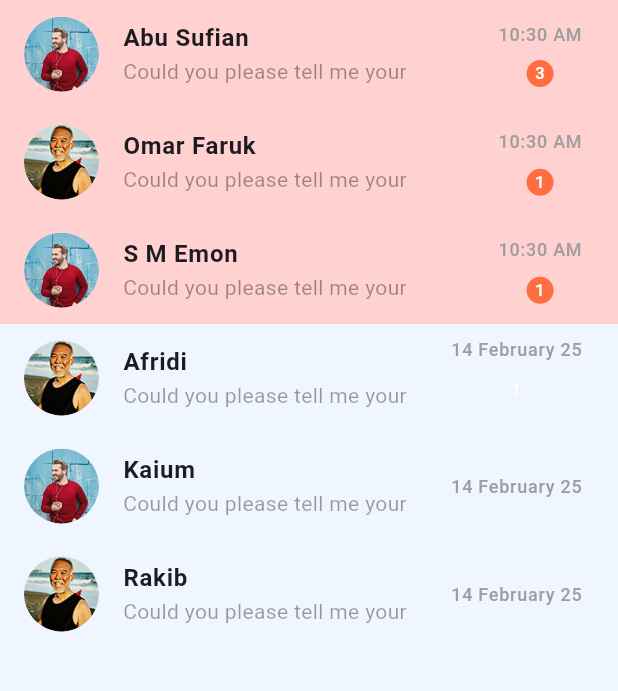
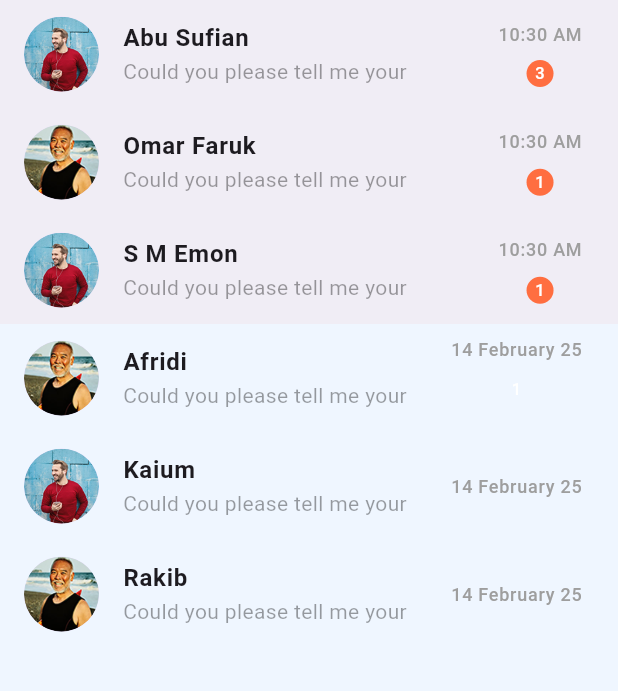
Before and after one commit to saimon7g/Bands_Picker_Project, a Flutter app: the MessagePage screen opened directly, on a phone screen of 412 x 824 dp, the part 96-787 px from its top. Run offline on Flutter 3.47's test engine with Material 3 defaults, Android fonts, the light colour scheme and no system bars; our stand-ins replace flutter_svg, get.

Commit message:
message screen color change
message screen color change

```diff
--- a/lib/ui/pages/message_module/screen/message_screen.dart
+++ b/lib/ui/pages/message_module/screen/message_screen.dart
@@ -28,7 +28,7 @@ class MessagePage extends StatelessWidget {
             ),
             subtitle: Text("Could you please tell me your",
               style: TextStyle(color:Colors.black38),),
-            tileColor: UnseenMessageColor.backgroundColor,
+            tileColor: AppColor.notseenmessage,
             trailing: Column(
               mainAxisSize: MainAxisSize.min,
               children: [
@@ -69,7 +69,7 @@ class MessagePage extends StatelessWidget {
             ),
             subtitle: Text("Could you please tell me your",
               style: TextStyle(color:Colors.black38),),
-            tileColor: UnseenMessageColor.backgroundColor,
+            tileColor: AppColor.notseenmessage,
             trailing: Column(
               mainAxisSize: MainAxisSize.min,
               children: [
@@ -110,7 +110,7 @@ class MessagePage extends StatelessWidget {
             ),
             subtitle: Text("Could you please tell me your",
               style: TextStyle(color:Colors.black38),),
-            tileColor: UnseenMessageColor.backgroundColor,
+            tileColor: AppColor.notseenmessage,
             trailing: Column(
               mainAxisSize: MainAxisSize.min,
               children: [
@@ -241,7 +241,7 @@ void getCurrentTime() {
   DateTime now = DateTime.now();
 
   String formattedDate =
-      DateFormat('yyyy-MM-dd').format(now); // Example: 2025-02-12
+  DateFormat('dd-MM-yyyy').format(now); // Example: 2025-02-12
   String formattedTime = DateFormat('hh:mm a').format(now); // Example: 02:30 PM
 
 }
--- a/lib/ui/utils/constants/app_colors.dart
+++ b/lib/ui/utils/constants/app_colors.dart
@@ -2,11 +2,7 @@ import 'dart:ui';
 
 class AppColor{
   static const Color backgroundColor= Color(0xFFEFF6FF);
+  static const Color countcoller = Color(0xFFFFFFFF);
+  static const Color notseenmessage = Color (0x14FF8080);
+
 }
-class UnseenMessageColor{
-  static const Color backgroundColor = Color (0xFFFFD1D1);
-}
-
-class CountColor{
-  static const Color backgroundColor = Color(0xFFFFFFFF);
-}
--- a/pubspec.yaml
+++ b/pubspec.yaml
@@ -37,6 +37,7 @@ dependencies:
   cupertino_icons: ^1.0.8
   get: ^4.6.6
   intl: ^0.20.2
+  flutter_svg: ^2.0.10+1
 
 dev_dependencies:
   flutter_test:
```
Also changed, not shown: lib/ui/pages/account_module/screen/account_screen.dart (+44 -8 lines), lib/ui/pages/message_module/data/inbox_model.dart (added, +39 -0 lines), assets/images/log-out.svg (added), assets/images/person.svg (added), assets/images/phone-call.svg (added), pubspec.lock. Lines whose indentation alone changed are shown as unchanged.
